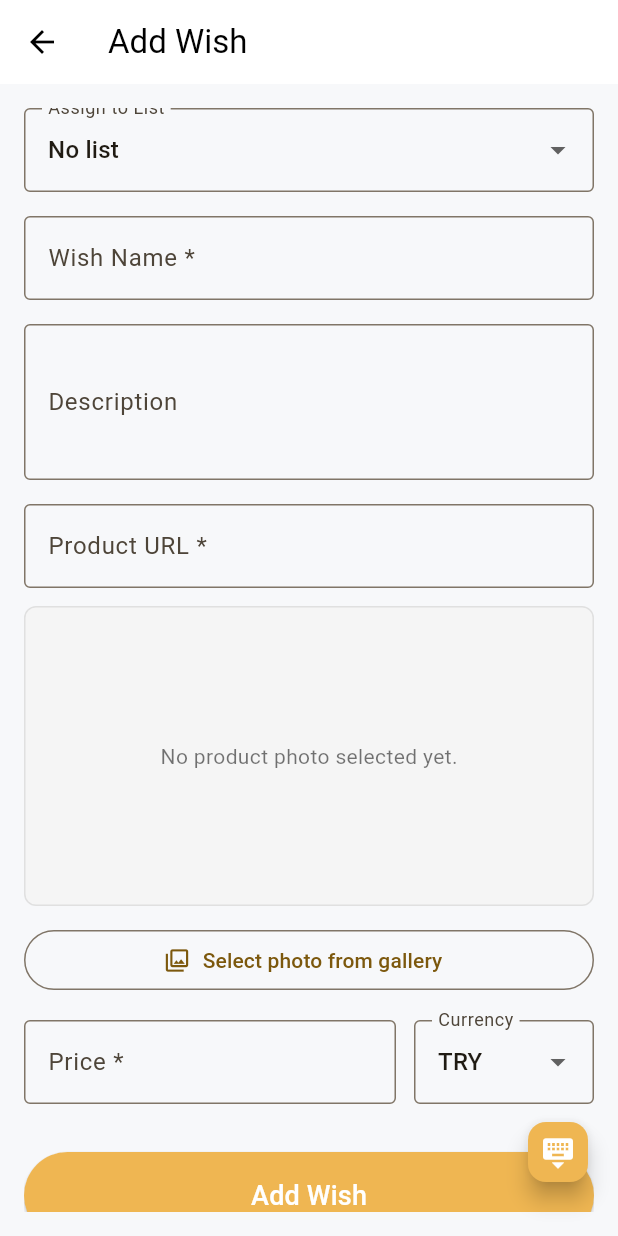
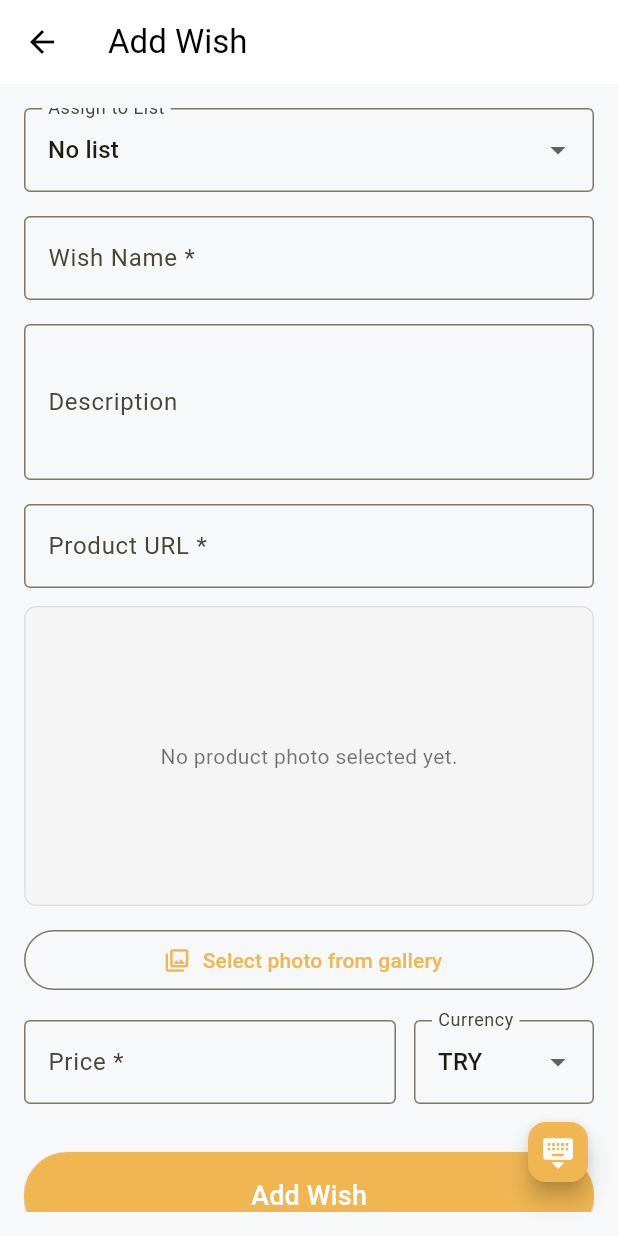
Before and after one commit to astavist/wishlink, a Flutter app: the screen it shows once a user with an empty profile is signed in, item 3 of the bottom bar chosen, on a phone screen of 412 x 824 dp. Run offline on Flutter 3.47's test engine with Material 3 defaults, Android fonts, the phone set to English and light mode, and no system bars; our stand-ins replace cloud_firestore, firebase_auth, firebase_core, firebase_storage, font_awesome_flutter, google_sign_in and 3 more; accounts and stored records are empty; network calls fail.

Commit message:
Bug: Color adjustments

```diff
--- a/lib/main.dart
+++ b/lib/main.dart
@@ -79,12 +79,15 @@ class MyApp extends StatelessWidget {
   }
 
   ThemeData _buildLightTheme() {
+    final colorScheme = ColorScheme.fromSeed(seedColor: _seedColor);
     return ThemeData(
-      colorScheme: ColorScheme.fromSeed(seedColor: _seedColor),
+      colorScheme: colorScheme.copyWith(primary: _seedColor),
       brightness: Brightness.light,
       useMaterial3: true,
       visualDensity: VisualDensity.adaptivePlatformDensity,
       pageTransitionsTheme: _pageTransitionsTheme,
+      progressIndicatorTheme:
+          const ProgressIndicatorThemeData(color: _seedColor),
       appBarTheme: const AppBarTheme(
         backgroundColor: Colors.white,
         foregroundColor: Colors.black,
@@ -97,15 +100,18 @@ class MyApp extends StatelessWidget {
   }
 
   ThemeData _buildDarkTheme() {
-    return ThemeData(
-      colorScheme: ColorScheme.fromSeed(
+    final colorScheme = ColorScheme.fromSeed(
         seedColor: _seedColor,
         brightness: Brightness.dark,
-      ),
+      );
+    return ThemeData(
+      colorScheme: colorScheme.copyWith(primary: _seedColor),
       brightness: Brightness.dark,
       useMaterial3: true,
       visualDensity: VisualDensity.adaptivePlatformDensity,
       pageTransitionsTheme: _pageTransitionsTheme,
+      progressIndicatorTheme:
+          const ProgressIndicatorThemeData(color: _seedColor),
       appBarTheme: const AppBarTheme(
         backgroundColor: Color(0xFF121212),
         foregroundColor: Colors.white,
```
Also changed, not shown: lib/screens/notification_screen.dart (+22 -5 lines), lib/widgets/friend_activity_card.dart (+5 -3 lines).
